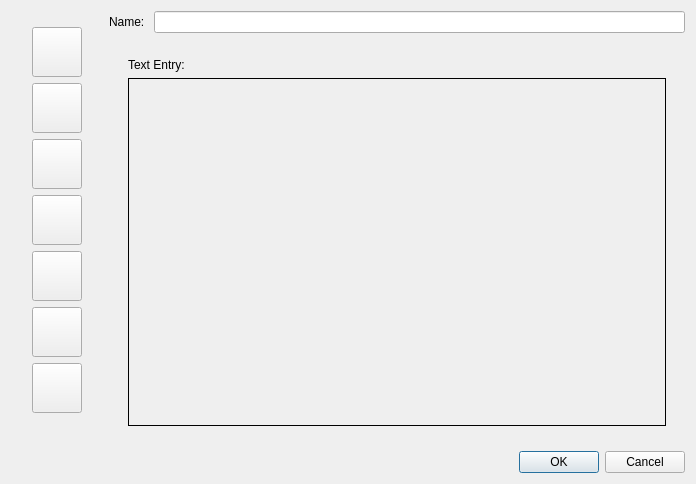
Before: the Qt Designer form DMHelper/src/newentrydialog.ui in MMetze/DMHelper, drawn with Qt 5.
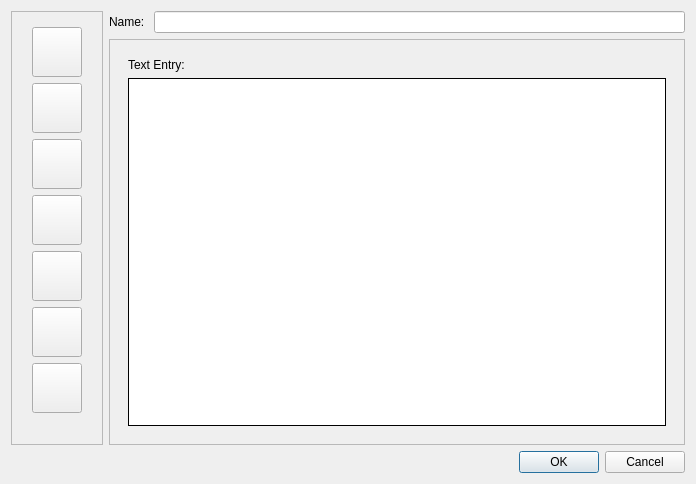
After: the same form once the commit is applied. The open tabs and pages were chosen to show the change. Icons and pictures are not drawn.

```diff
--- a/DMHelper/src/newentrydialog.ui
+++ b/DMHelper/src/newentrydialog.ui
@@ -13,18 +13,11 @@
   <property name="windowTitle">
    <string>New Entry</string>
   </property>
-  <property name="styleSheet">
-   <string notr="true">background-image: url(:/img/data/parchment.jpg);
-QFrame{ background: transparent; }</string>
-  </property>
   <layout class="QVBoxLayout" name="verticalLayout_11">
    <item>
     <layout class="QHBoxLayout" name="horizontalLayout_12">
      <item>
       <widget class="QFrame" name="frameEntryType">
-       <property name="styleSheet">
-        <string notr="true">QFrame{ background: transparent; }</string>
-       </property>
        <property name="frameShape">
         <enum>QFrame::Shape::StyledPanel</enum>
        </property>
@@ -365,9 +358,6 @@
        </item>
        <item>
         <widget class="QFrame" name="frameEntryDetails">
-         <property name="styleSheet">
-          <string notr="true">QFrame{ background: transparent; }</string>
-         </property>
          <property name="frameShape">
           <enum>QFrame::Shape::StyledPanel</enum>
          </property>
@@ -391,9 +381,6 @@
               </item>
               <item>
                <widget class="QTextBrowser" name="textBrowserEntry">
-                <property name="styleSheet">
-                 <string notr="true">background: transparent;</string>
-                </property>
                 <property name="frameShape">
                  <enum>QFrame::Shape::Box</enum>
                 </property>
```
